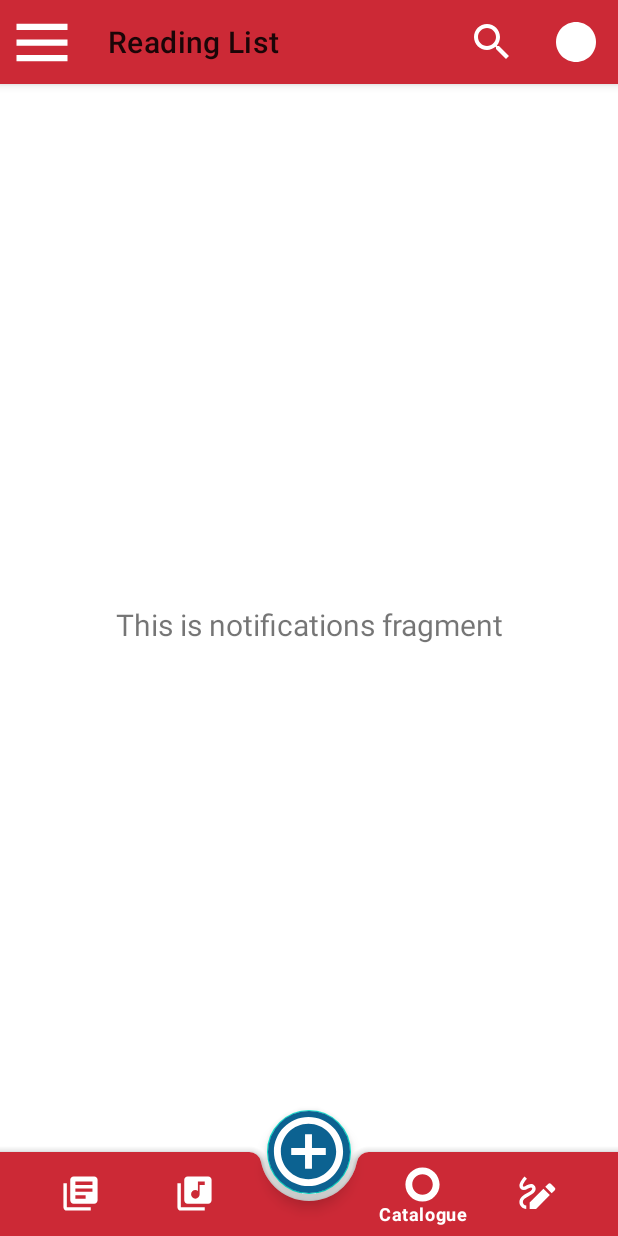
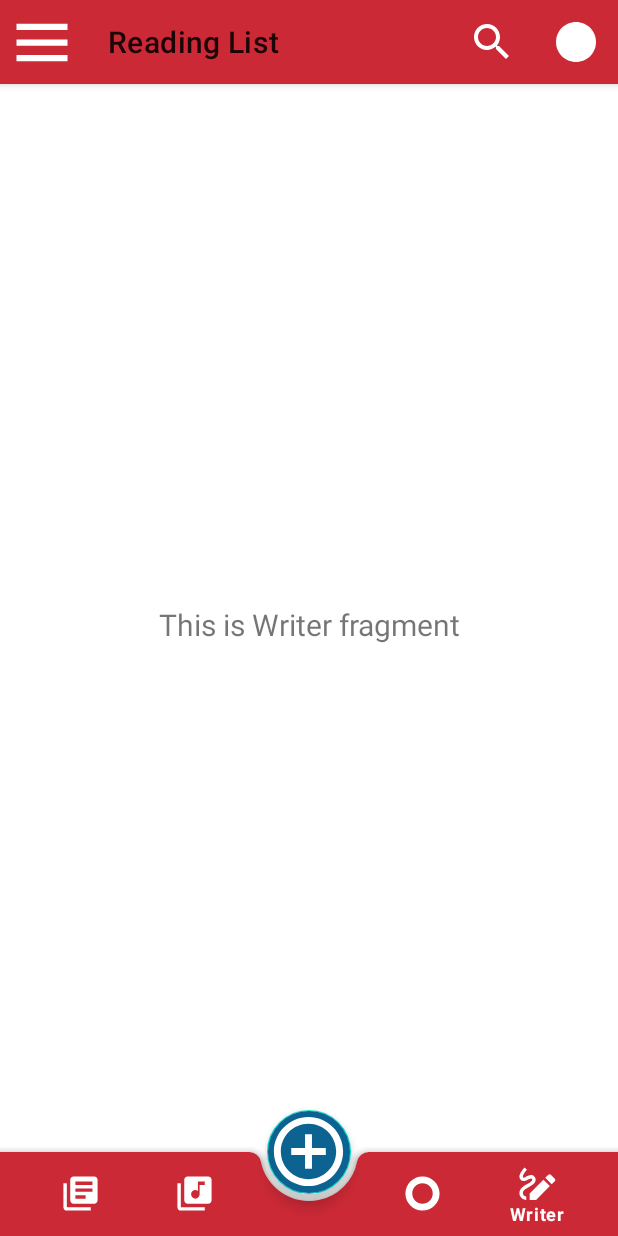
Before and after one commit to Ignema/Leafter, an Android app: the screen it shows after launch (MainActivity), item 5 of the bottom bar chosen, on a phone screen of 412 x 824 dp. Run offline under Robolectric (Android 15) with nearby library versions, the phone set to English and light mode, and no system bars; our stand-ins replace navigation-ui.

Commit message:
add writer fragment

```diff
--- a/app/src/main/java/com/android/leafter/MainActivity.java
+++ b/app/src/main/java/com/android/leafter/MainActivity.java
@@ -22,7 +22,7 @@ public class MainActivity extends AppCompatActivity {
 //        bnv.getMenu().getItem(2).setEnabled(false);
 
         AppBarConfiguration appBarConfiguration = new AppBarConfiguration.Builder(
-                R.id.miHome, R.id.miMusic, R.id.miCatalogue)
+                R.id.miHome, R.id.miMusic, R.id.miCatalogue,R.id.miWriter)
                 .build();
         NavController navController = Navigation.findNavController(this, R.id.nav_host_fragment);
         NavigationUI.setupActionBarWithNavController(this, navController, appBarConfiguration);
--- /dev/null
+++ b/app/src/main/java/com/android/leafter/ui/writer/WriterFragment.java
@@ -0,0 +1,36 @@
+package com.android.leafter.ui.writer;
+
+
+import android.os.Bundle;
+import android.view.LayoutInflater;
+import android.view.View;
+import android.view.ViewGroup;
+import android.widget.TextView;
+
+import androidx.annotation.NonNull;
+import androidx.annotation.Nullable;
+import androidx.fragment.app.Fragment;
+import androidx.lifecycle.Observer;
+import androidx.lifecycle.ViewModelProvider;
+
+import com.android.leafter.R;
+
+
+public class WriterFragment  extends Fragment {
+
+    private WriterViewModel writerViewModel;
+    public View onCreateView(@NonNull LayoutInflater inflater,
+                             ViewGroup container, Bundle savedInstanceState) {
+        writerViewModel =
+                new ViewModelProvider(this).get(WriterViewModel.class);
+        View root = inflater.inflate(R.layout.fragment_writer, container, false);
+        final TextView textView = root.findViewById(R.id.text_writer);
+        writerViewModel.getText().observe(getViewLifecycleOwner(), new Observer<String>() {
+            @Override
+            public void onChanged(@Nullable String s) {
+                textView.setText(s);
+            }
+        });
+        return root;
+    }
+}
--- /dev/null
+++ b/app/src/main/java/com/android/leafter/ui/writer/WriterViewModel.java
@@ -0,0 +1,19 @@
+package com.android.leafter.ui.writer;
+
+import androidx.lifecycle.LiveData;
+import androidx.lifecycle.MutableLiveData;
+import androidx.lifecycle.ViewModel;
+
+public class WriterViewModel extends ViewModel {
+
+    private MutableLiveData<String> mText;
+
+    public WriterViewModel() {
+        mText = new MutableLiveData<>();
+        mText.setValue("This is Writer fragment");
+    }
+
+    public LiveData<String> getText() {
+        return mText;
+    }
+}
--- /dev/null
+++ b/app/src/main/res/layout/fragment_writer.xml
@@ -0,0 +1,22 @@
+<?xml version="1.0" encoding="utf-8"?>
+<androidx.constraintlayout.widget.ConstraintLayout xmlns:android="http://schemas.android.com/apk/res/android"
+    xmlns:app="http://schemas.android.com/apk/res-auto"
+    xmlns:tools="http://schemas.android.com/tools"
+    android:layout_width="match_parent"
+    android:layout_height="match_parent"
+    tools:context=".ui.writer.WriterFragment">
+
+    <TextView
+        android:id="@+id/text_writer"
+        android:layout_width="match_parent"
+        android:layout_height="wrap_content"
+        android:layout_marginStart="8dp"
+        android:layout_marginTop="8dp"
+        android:layout_marginEnd="8dp"
+        android:textAlignment="center"
+        android:textSize="20sp"
+        app:layout_constraintBottom_toBottomOf="parent"
+        app:layout_constraintEnd_toEndOf="parent"
+        app:layout_constraintStart_toStartOf="parent"
+        app:layout_constraintTop_toTopOf="parent" />
+</androidx.constraintlayout.widget.ConstraintLayout>
--- a/app/src/main/res/navigation/mobile_navigation.xml
+++ b/app/src/main/res/navigation/mobile_navigation.xml
@@ -22,4 +22,9 @@
         android:name="com.android.leafter.ui.notifications.NotificationsFragment"
         android:label="@string/title_notifications"
         tools:layout="@layout/fragment_notifications" />
+    <fragment
+        android:id="@+id/miWriter"
+        android:name="com.android.leafter.ui.writer.WriterFragment"
+        android:label="@string/title_writer"
+        tools:layout="@layout/fragment_writer" />
 </navigation>
--- a/app/src/main/res/values/strings.xml
+++ b/app/src/main/res/values/strings.xml
@@ -1,6 +1,7 @@
 <resources>
     <string name="app_name">Leafter</string>
     <string name="title_home">Home</string>
+    <string name="title_writer">Writer</string>
     <string name="title_dashboard">Dashboard</string>
     <string name="title_notifications">Notifications</string>
 </resources>
```
